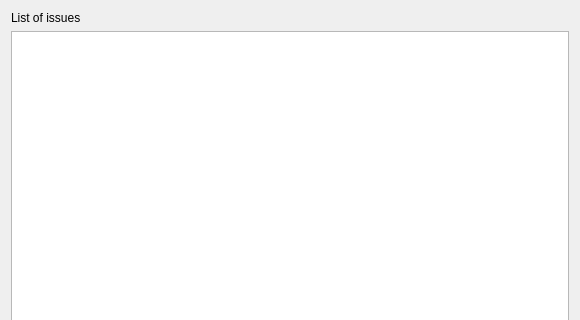
Qt form src/gui/issueswidget.ui (nextcloud/desktop) before a commit; both pictures show x 0 to 580 and y 0 to 320 of the 580 by 578 pixel window.
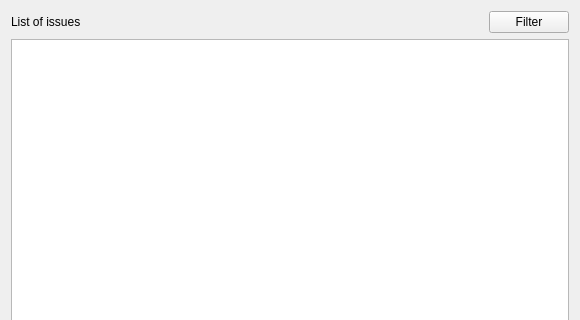
The same form after that commit.

Commit message:
Allow to filter issue table by issue type
Fixes: #9000

```diff
--- a/src/gui/issueswidget.ui
+++ b/src/gui/issueswidget.ui
@@ -15,6 +15,8 @@
   </property>
   <layout class="QVBoxLayout" name="verticalLayout">
    <item>
+    <layout class="QHBoxLayout" name="horizontalLayout">
+     <item>
     <widget class="QLabel" name="_headerLabel">
      <property name="text">
       <string>List of issues</string>
@@ -23,6 +25,28 @@
       <enum>Qt::PlainText</enum>
      </property>
     </widget>
+     </item>
+     <item>
+      <spacer name="horizontalSpacer">
+       <property name="orientation">
+        <enum>Qt::Horizontal</enum>
+       </property>
+       <property name="sizeHint" stdset="0">
+        <size>
+         <width>40</width>
+         <height>20</height>
+        </size>
+       </property>
+      </spacer>
+     </item>
+     <item>
+      <widget class="QPushButton" name="_filterButton">
+       <property name="text">
+        <string>Filter</string>
+       </property>
+      </widget>
+     </item>
+    </layout>
    </item>
    <item>
     <widget class="QTableView" name="_tableView">
```
Lines whose indentation alone changed are shown as unchanged. The commit also changes 16 other files.
